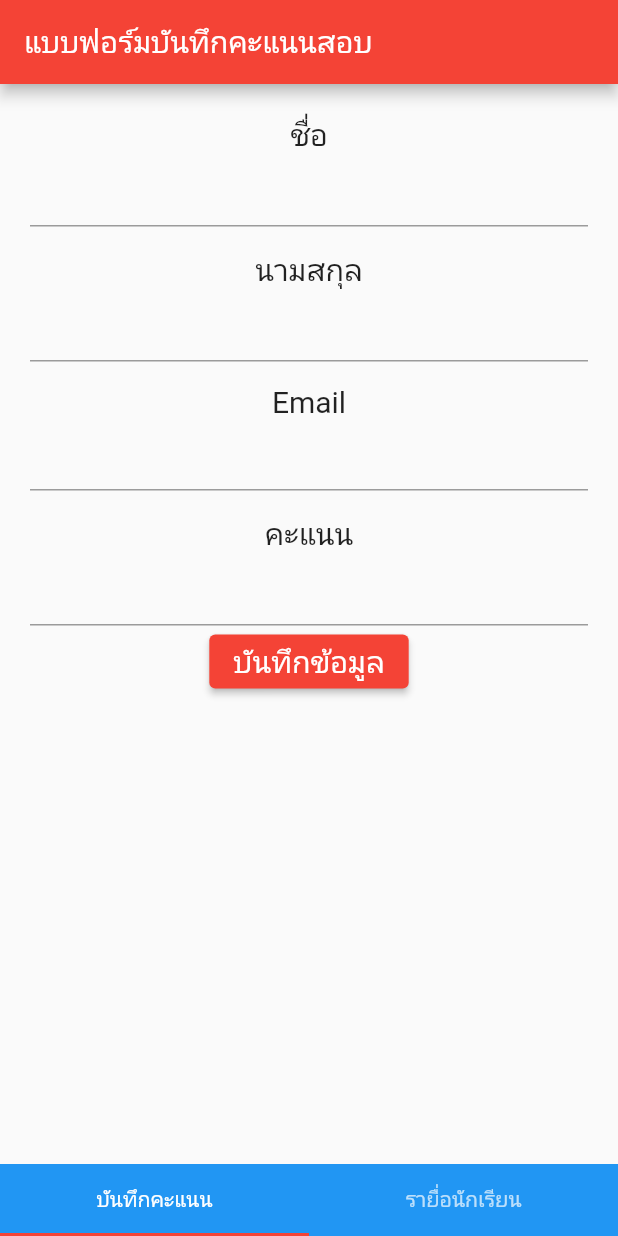
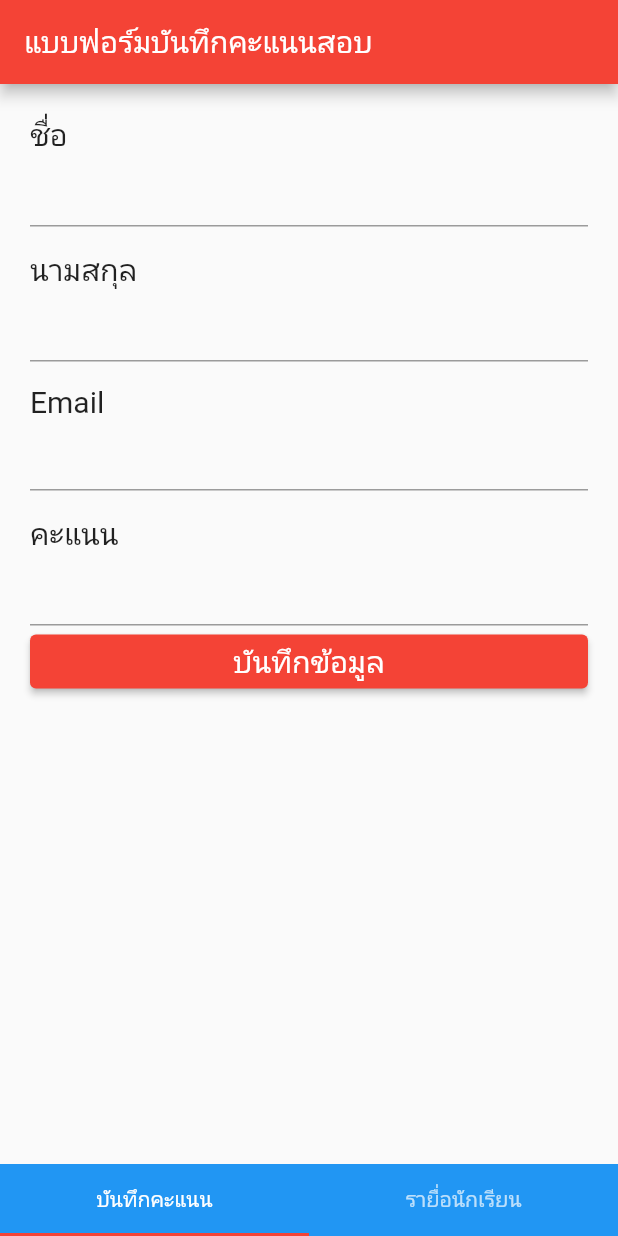
Before and after one commit to Ammarit2545/Lab-6---Cloud-Firestore, a Flutter app: the screen it shows after launch, on a phone screen of 412 x 824 dp. Run offline on Flutter 3.47's test engine with Material 2 defaults, Android fonts, the phone set to English and light mode, and no system bars.

```diff
--- a/lib/screen/fromscreen.dart
+++ b/lib/screen/fromscreen.dart
@@ -19,6 +19,7 @@ class _FromScreenState extends State<FromScreen> {
         padding: EdgeInsets.all(20),
         child: Form(
           child: Column(
+            crossAxisAlignment: CrossAxisAlignment.start,
             children: [
               Text(
                 "ชื่อ",
@@ -50,6 +51,7 @@ class _FromScreenState extends State<FromScreen> {
               ),
               TextFormField(),
               SizedBox(
+                width: double.infinity,
                 child: ElevatedButton(
                     child: Text(
                       "บันทึกข้อมูล",
```
